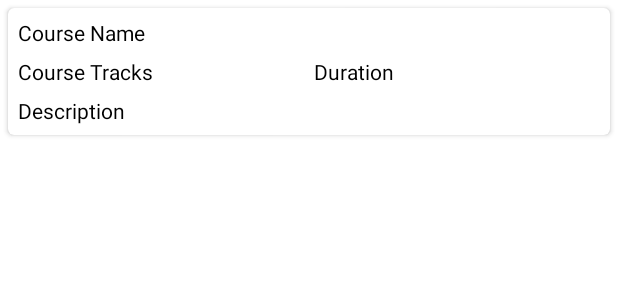
After one commit to NoumanShah042/Android-SQLiteMyCourseApp, an Android app: the layout course_rv_item.xml on its own in the app's theme, with its tools: preview values and no code run, on a phone screen of 412 x 824 dp. The commit adds this screen. Shown: the top 300 px of the screen. Run offline under Robolectric (Android 15) with nearby library versions, the phone set to English and light mode, and no system bars.

Commit message:
read All courses and show them in a recycler view

```diff
--- a/app/src/main/AndroidManifest.xml
+++ b/app/src/main/AndroidManifest.xml
@@ -1,6 +1,7 @@
 <?xml version="1.0" encoding="utf-8"?>
 <manifest xmlns:android="http://schemas.android.com/apk/res/android"
     package="com.example.sqlitemycourseapp">
+
     <uses-permission android:name="android.permission.READ_EXTERNAL_STORAGE" />
 
     <application
@@ -10,6 +11,9 @@
         android:roundIcon="@mipmap/ic_launcher_round"
         android:supportsRtl="true"
         android:theme="@style/Theme.SQLiteMyCourseApp">
+        <activity
+            android:name=".ViewCourses"
+            android:exported="false" />
         <activity
             android:name=".MainActivity"
             android:exported="true">
--- /dev/null
+++ b/app/src/main/res/layout/course_rv_item.xml
@@ -0,0 +1,67 @@
+<?xml version="1.0" encoding="utf-8"?>
+<androidx.cardview.widget.CardView
+    xmlns:android="http://schemas.android.com/apk/res/android"
+    xmlns:app="http://schemas.android.com/apk/res-auto"
+    android:layout_width="match_parent"
+    android:layout_height="wrap_content"
+    android:layout_margin="5dp"
+    android:elevation="8dp"
+    app:cardCornerRadius="4dp">
+
+    <LinearLayout
+        android:layout_width="match_parent"
+        android:layout_height="wrap_content"
+        android:layout_margin="3dp"
+        android:orientation="vertical">
+
+        <!--text view for our course name-->
+        <TextView
+            android:id="@+id/idTVCourseName"
+            android:layout_width="match_parent"
+            android:layout_height="wrap_content"
+            android:padding="3dp"
+            android:text="Course Name"
+            android:textColor="@color/black" />
+
+        <LinearLayout
+            android:layout_width="match_parent"
+            android:layout_height="wrap_content"
+            android:orientation="horizontal"
+            android:weightSum="2">
+
+            <!--text view for our course tracks-->
+            <TextView
+                android:id="@+id/idTVCourseTracks"
+                android:layout_width="0dp"
+                android:layout_height="wrap_content"
+                android:layout_weight="1"
+                android:padding="3dp"
+                android:text="Course Tracks"
+                android:textColor="@color/black" />
+
+
+            <!--text view for our course duration-->
+            <TextView
+                android:id="@+id/idTVCourseDuration"
+                android:layout_width="0dp"
+                android:layout_height="wrap_content"
+                android:layout_weight="1"
+                android:padding="3dp"
+                android:text="Duration"
+                android:textColor="@color/black" />
+
+        </LinearLayout>
+
+        <!--text view for our course description-->
+        <TextView
+            android:id="@+id/idTVCourseDescription"
+            android:layout_width="match_parent"
+            android:layout_height="wrap_content"
+            android:layout_weight="1"
+            android:padding="3dp"
+            android:text="Description"
+            android:textColor="@color/black" />
+
+    </LinearLayout>
+
+</androidx.cardview.widget.CardView>
```
Also changed, not shown: app/src/main/java/com/example/sqlitemycourseapp/CourseModal.java (added, +61 -0 lines), app/src/main/java/com/example/sqlitemycourseapp/CourseRVAdapter.java (added, +67 -0 lines), app/src/main/java/com/example/sqlitemycourseapp/DBHandler.java (+33 -0 lines), app/src/main/java/com/example/sqlitemycourseapp/MainActivity.java (+13 -1 lines), app/src/main/java/com/example/sqlitemycourseapp/ViewCourses.java (added, +42 -0 lines), app/src/main/res/layout/activity_main.xml (+8 -1 lines), app/src/main/res/layout/activity_view_courses.xml (added, +15 -0 lines).
